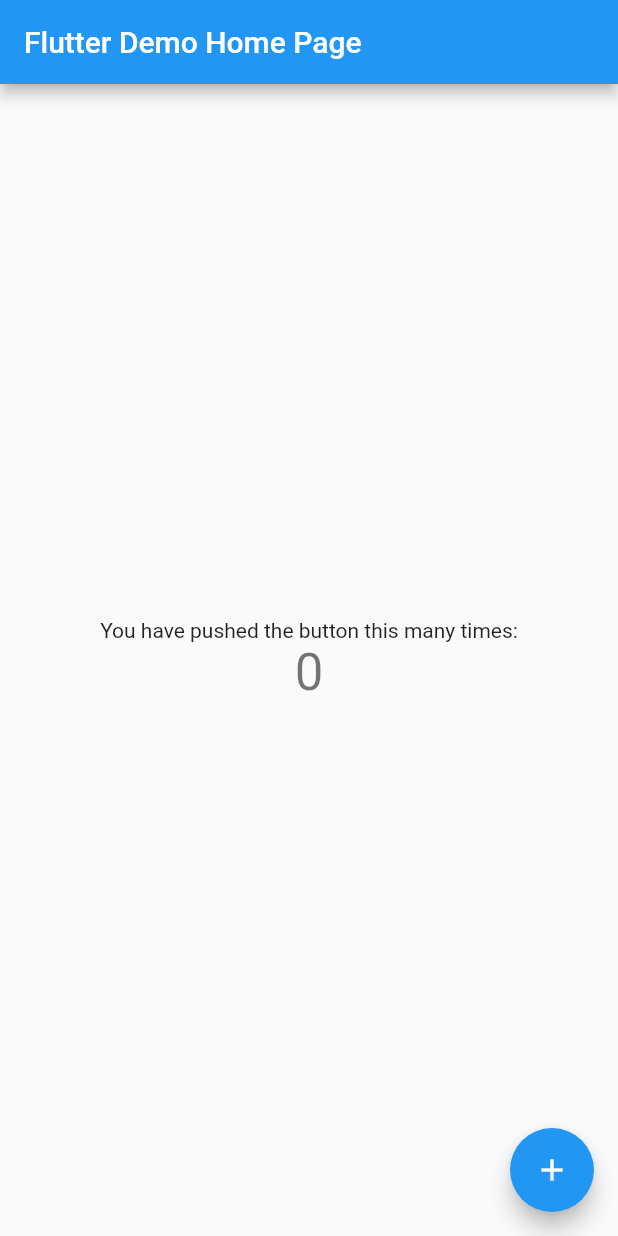
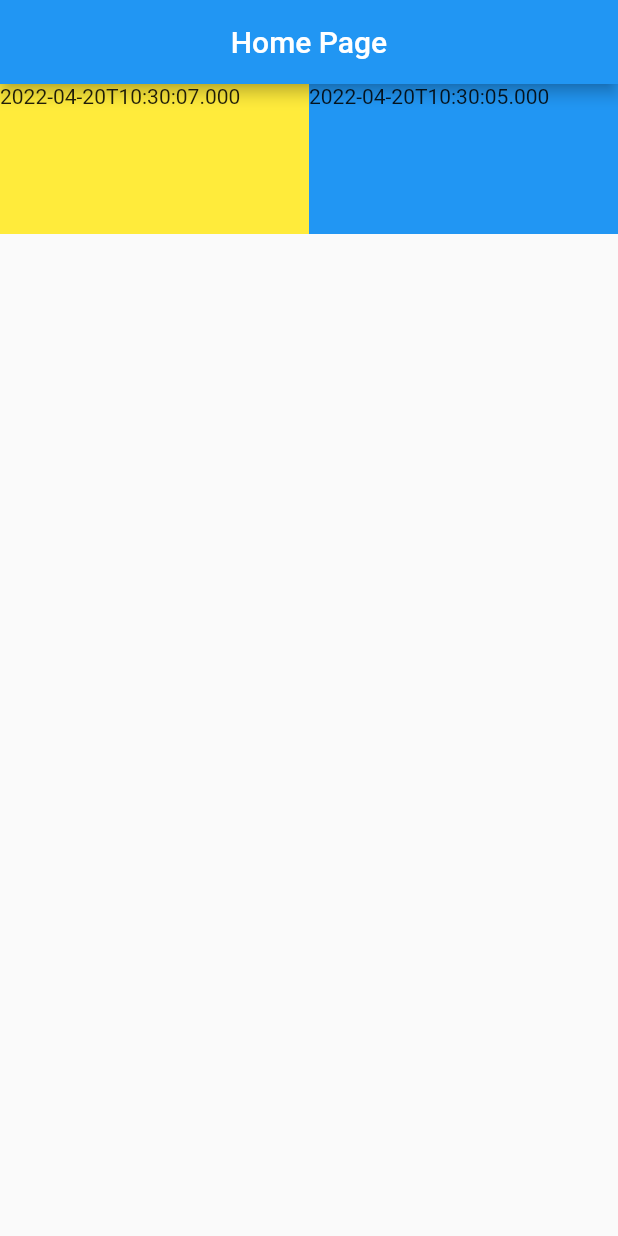
Before and after one commit to AlanContrerasM/multiprovider_example, a Flutter app: the screen it shows after launch, on a phone screen of 412 x 824 dp. Run offline on Flutter 3.47's test engine with Material 2 defaults, Android fonts, the phone set to English and light mode, and no system bars.

Commit message:
Finish demo app

```diff
--- a/lib/main.dart
+++ b/lib/main.dart
@@ -1,115 +1,102 @@
 import 'package:flutter/material.dart';
+import 'package:provider/provider.dart';
+import 'package:uuid/uuid.dart';
+import 'dart:async';
 
 void main() {
-  runApp(const MyApp());
+  runApp(
+    //4. wrap with notifierProvider
+    MaterialApp(
+      title: 'Flutter Demo',
+      debugShowCheckedModeBanner: false,
+      theme: ThemeData(
+        primarySwatch: Colors.blue,
+      ),
+      home: const MyHomePage(),
+    ),
+  );
 }
 
-class MyApp extends StatelessWidget {
-  const MyApp({Key? key}) : super(key: key);
+class MyHomePage extends StatelessWidget {
+  const MyHomePage({Key? key}) : super(key: key);
 
-  // This widget is the root of your application.
   @override
   Widget build(BuildContext context) {
-    return MaterialApp(
-      title: 'Flutter Demo',
-      theme: ThemeData(
-        // This is the theme of your application.
-        //
-        // Try running your application with "flutter run". You'll see the
-        // application has a blue toolbar. Then, without quitting the app, try
-        // changing the primarySwatch below to Colors.green and then invoke
-        // "hot reload" (press "r" in the console where you ran "flutter run",
-        // or simply save your changes to "hot reload" in a Flutter IDE).
-        // Notice that the counter didn't reset back to zero; the application
-        // is not restarted.
-        primarySwatch: Colors.blue,
+    return Scaffold(
+      appBar: AppBar(
+        centerTitle: true,
+        title: const Text('Home Page'),
       ),
-      home: const MyHomePage(title: 'Flutter Demo Home Page'),
+      body: MultiProvider(
+        providers: [
+          StreamProvider.value(
+            value: Stream<Seconds>.periodic(
+                const Duration(seconds: 1), (_) => Seconds()),
+            initialData: Seconds(),
+          ),
+          StreamProvider.value(
+            value: Stream<Minutes>.periodic(
+                const Duration(seconds: 5), (_) => Minutes()),
+            initialData: Minutes(),
+          ),
+        ],
+        child: Column(
+          children: [
+            Row(
+              children: const [
+                SecondsWidget(),
+                MinutesWidget(),
+              ],
+            ),
+          ],
+        ),
+      ),
     );
   }
 }
 
-class MyHomePage extends StatefulWidget {
-  const MyHomePage({Key? key, required this.title}) : super(key: key);
+String now() => DateTime.now().toIso8601String();
 
-  // This widget is the home page of your application. It is stateful, meaning
-  // that it has a State object (defined below) that contains fields that affect
-  // how it looks.
-
-  // This class is the configuration for the state. It holds the values (in this
-  // case the title) provided by the parent (in this case the App widget) and
-  // used by the build method of the State. Fields in a Widget subclass are
-  // always marked "final".
-
-  final String title;
-
-  @override
-  State<MyHomePage> createState() => _MyHomePageState();
+@immutable
+class Seconds {
+  final String value;
+  Seconds() : value = now();
 }
 
-class _MyHomePageState extends State<MyHomePage> {
-  int _counter = 0;
+@immutable
+class Minutes {
+  final String value;
+  Minutes() : value = now();
+}
 
-  void _incrementCounter() {
-    setState(() {
-      // This call to setState tells the Flutter framework that something has
-      // changed in this State, which causes it to rerun the build method below
-      // so that the display can reflect the updated values. If we changed
-      // _counter without calling setState(), then the build method would not be
-      // called again, and so nothing would appear to happen.
-      _counter++;
-    });
-  }
+class SecondsWidget extends StatelessWidget {
+  const SecondsWidget({Key? key}) : super(key: key);
 
   @override
   Widget build(BuildContext context) {
-    // This method is rerun every time setState is called, for instance as done
-    // by the _incrementCounter method above.
-    //
-    // The Flutter framework has been optimized to make rerunning build methods
-    // fast, so that you can just rebuild anything that needs updating rather
-    // than having to individually change instances of widgets.
-    return Scaffold(
-      appBar: AppBar(
-        // Here we take the value from the MyHomePage object that was created by
-        // the App.build method, and use it to set our appbar title.
-        title: Text(widget.title),
+    final seconds = context.watch<Seconds>();
+    return Expanded(
+      child: Container(
+        height: 100,
+        color: Colors.yellow,
+        child: Text(seconds.value),
       ),
-      body: Center(
-        // Center is a layout widget. It takes a single child and positions it
-        // in the middle of the parent.
-        child: Column(
-          // Column is also a layout widget. It takes a list of children and
-          // arranges them vertically. By default, it sizes itself to fit its
-          // children horizontally, and tries to be as tall as its parent.
-          //
-          // Invoke "debug painting" (press "p" in the console, choose the
-          // "Toggle Debug Paint" action from the Flutter Inspector in Android
-          // Studio, or the "Toggle Debug Paint" command in Visual Studio Code)
-          // to see the wireframe for each widget.
-          //
-          // Column has various properties to control how it sizes itself and
-          // how it positions its children. Here we use mainAxisAlignment to
-          // center the children vertically; the main axis here is the vertical
-          // axis because Columns are vertical (the cross axis would be
-          // horizontal).
-          mainAxisAlignment: MainAxisAlignment.center,
-          children: <Widget>[
-            const Text(
-              'You have pushed the button this many times:',
-            ),
-            Text(
-              '$_counter',
-              style: Theme.of(context).textTheme.headline4,
-            ),
-          ],
-        ),
-      ),
-      floatingActionButton: FloatingActionButton(
-        onPressed: _incrementCounter,
-        tooltip: 'Increment',
-        child: const Icon(Icons.add),
-      ), // This trailing comma makes auto-formatting nicer for build methods.
     );
   }
 }
+
+class MinutesWidget extends StatelessWidget {
+  const MinutesWidget({Key? key}) : super(key: key);
+
+  @override
+  Widget build(BuildContext context) {
+    final minutes = context.watch<Minutes>();
+    return Expanded(
+      child: Container(
+        height: 100,
+        color: Colors.blue,
+        child: Text(minutes.value),
+      ),
+    );
+  }
+}
--- a/pubspec.yaml
+++ b/pubspec.yaml
@@ -34,6 +34,8 @@
   # The following adds the Cupertino Icons font to your application.
   # Use with the CupertinoIcons class for iOS style icons.
   cupertino_icons: ^1.0.2
+  provider: ^6.0.2
+  uuid: ^3.0.6
 
 dev_dependencies:
   flutter_test:
```
Also changed, not shown: pubspec.lock.
